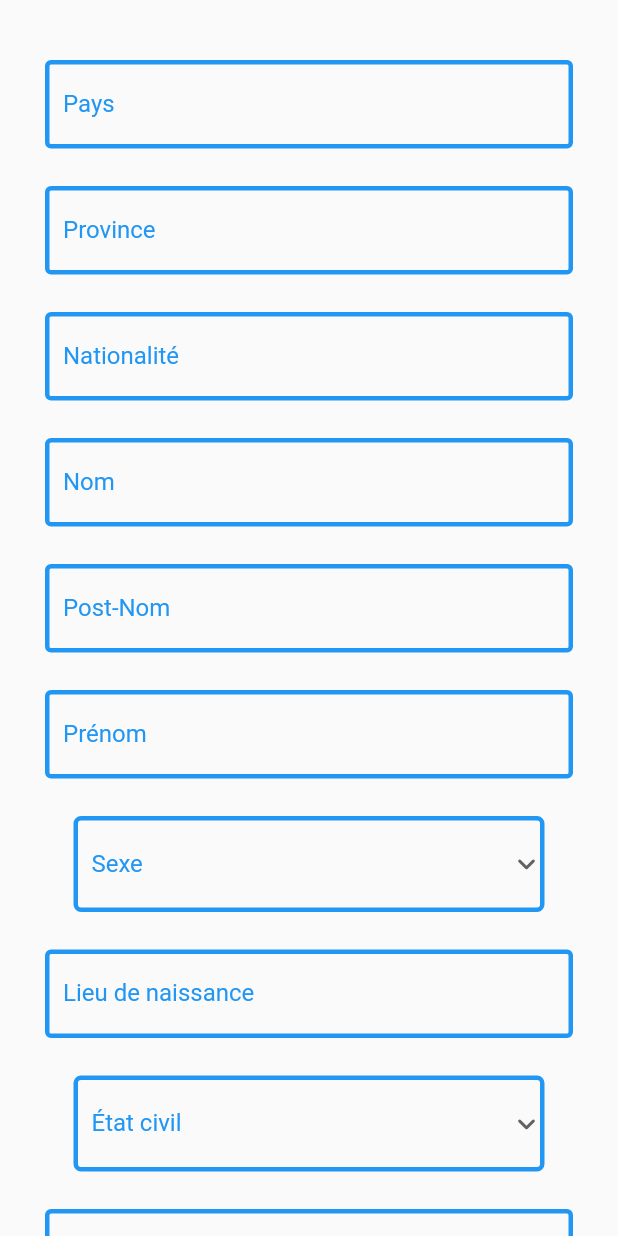
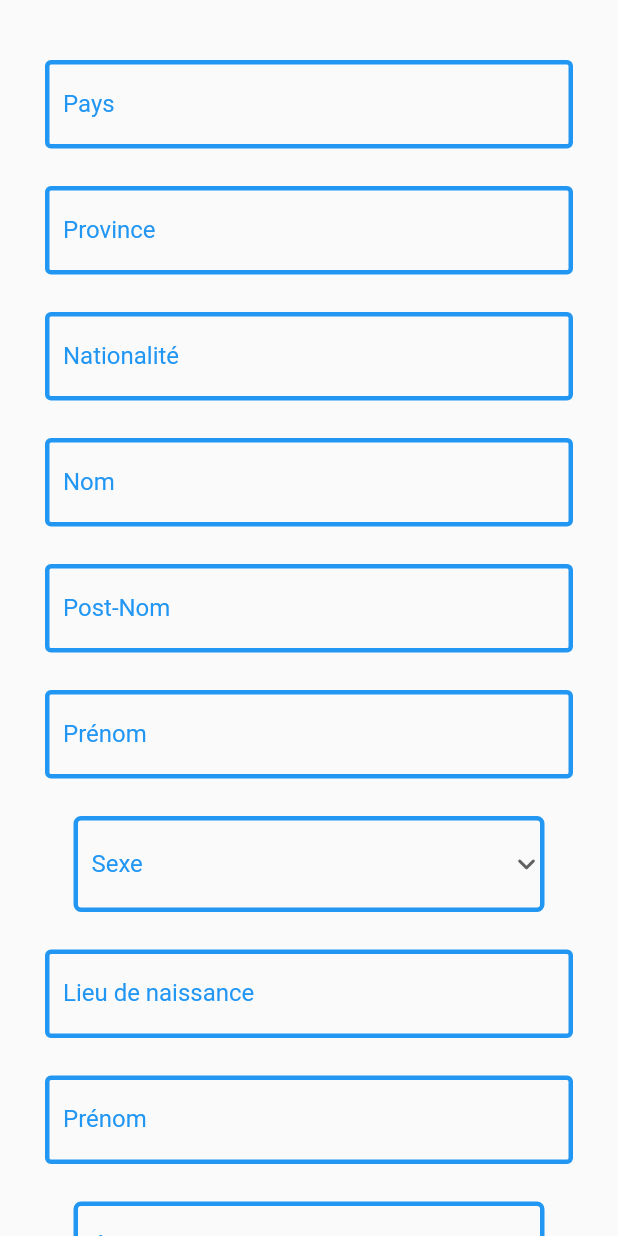
Before and after one commit to ChristPila/mobile_tfc, a Flutter app: the Identification screen opened directly, on a phone screen of 412 x 824 dp. Run offline on Flutter 3.47's test engine with Material 2 defaults, Android fonts, the phone set to English and light mode, and no system bars; our stand-ins replace faker, get_storage; accounts and stored records are empty.

```diff
--- a/lib/Pages/identification.dart
+++ b/lib/Pages/identification.dart
@@ -61,6 +61,8 @@ class _IdentificationState extends State<Identification> {
               sexeVue(),
               Espace(hauteur: 25),
               lieuNaissanceChampSaisie(),
+              Espace(hauteur: 25),
+              ageChampSaisie(),
               Espace(hauteur: 25),
               stateVue(),
               Espace(hauteur: 25,),
```
